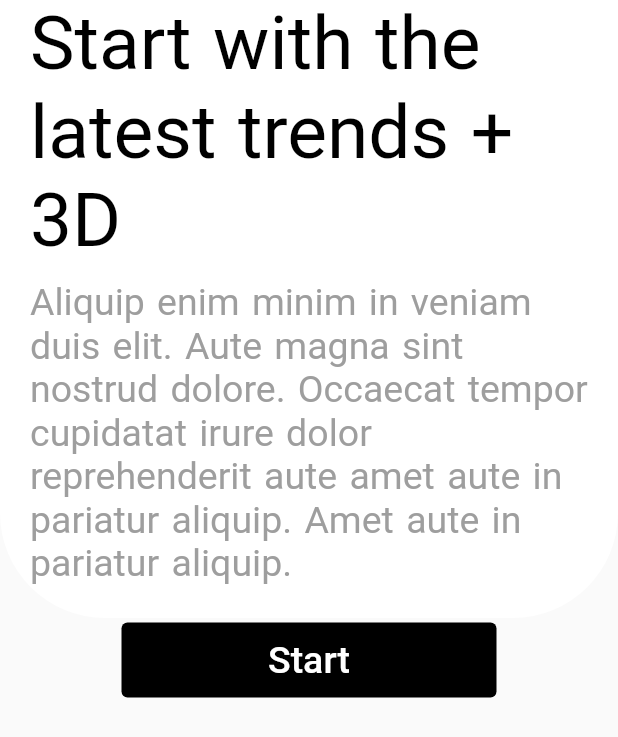
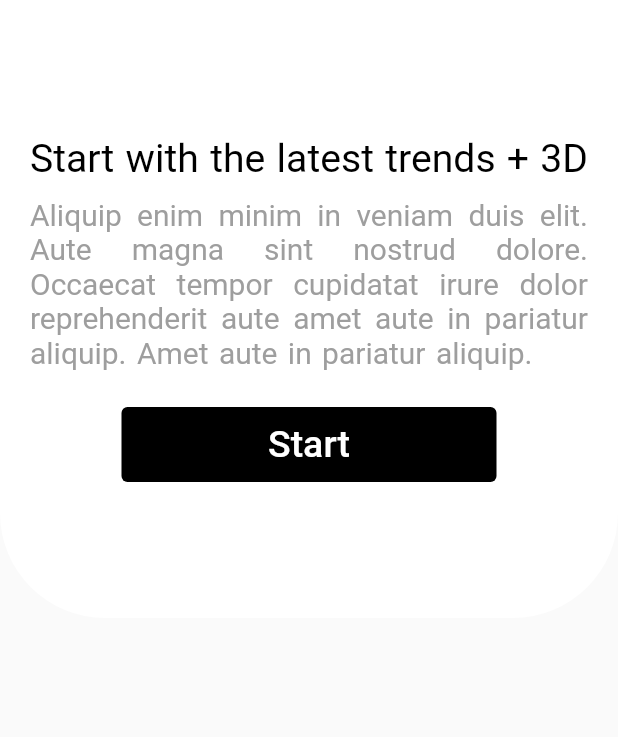
Before and after one commit to Erefor/flutter-layout-samples, a Flutter app: the Content widget shown alone on an empty page, opened directly, on a phone screen of 412 x 824 dp. Shown: the top 737 px of the screen. Run offline on Flutter 3.47's test engine with Material 2 defaults, Android fonts, the light colour scheme and no system bars; our stand-ins replace google_fonts; Roboto replaces fonts that are missing (Geo, Niramit).

Commit message:
Se repara el layout en pantallas pequeñas

```diff
--- a/lib/Pages/SecondLayout.dart
+++ b/lib/Pages/SecondLayout.dart
@@ -58,11 +58,13 @@ class Content extends StatelessWidget {
           SizedBox(width: double.infinity,),
           Padding(
             padding: const EdgeInsets.only(left: 20,right: 20,bottom: 10),
-            child: Text('Start with the latest trends + 3D',
-              style: GoogleFonts.geo(
-                color: Colors.black,
-                fontSize: 50,
-                wordSpacing: 2
+            child: FittedBox(
+              child: Text('Start with the latest trends + 3D',
+                style: GoogleFonts.geo(
+                  color: Colors.black,
+                  fontSize: 50,
+                  wordSpacing: 2
+                ),
               ),
             ),
           ),
@@ -71,9 +73,10 @@ class Content extends StatelessWidget {
             child: Text(descrip,
               style: GoogleFonts.niramit(
                 color: Colors.grey,
-                fontSize: 25,
+                fontSize: 20,
                 wordSpacing: 2,
               ),
+              textAlign: TextAlign.justify,
             ),
           ),
           Container(
```
